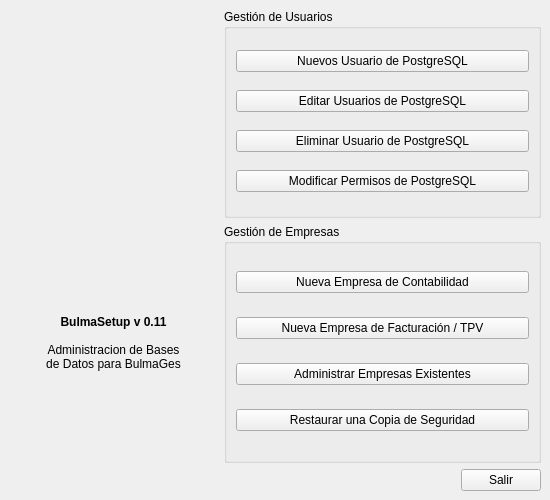
Qt form bulmages/bulmasetup/bulmasetupbase.ui (eboladev/Bulmages-1) before a commit.
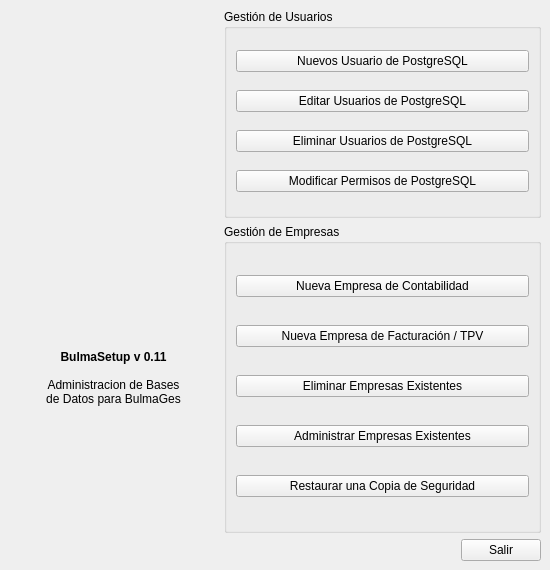
The same form after that commit. Icons and pictures are not drawn.

Commit message: ya está terminada la función de eliminar empresas de bulmasetup, añado el icono y el boton a bulmasetup.

```diff
--- a/bulmages/bulmasetup/bulmasetupbase.ui
+++ b/bulmages/bulmasetup/bulmasetupbase.ui
@@ -7,19 +7,13 @@
     <x>0</x>
     <y>0</y>
     <width>550</width>
-    <height>500</height>
+    <height>570</height>
    </rect>
   </property>
   <property name="minimumSize">
    <size>
     <width>550</width>
-    <height>500</height>
-   </size>
-  </property>
-  <property name="maximumSize">
-   <size>
-    <width>550</width>
-    <height>537</height>
+    <height>570</height>
    </size>
   </property>
   <property name="windowTitle">
@@ -120,7 +114,7 @@
           <enum>Qt::LeftToRight</enum>
          </property>
          <property name="text">
-          <string>Eliminar Usuario de PostgreSQL</string>
+          <string>Eliminar Usuarios de PostgreSQL</string>
          </property>
          <property name="icon">
           <iconset resource="resources.qrc">
@@ -128,8 +122,8 @@
          </property>
          <property name="iconSize">
           <size>
-           <width>32</width>
-           <height>32</height>
+           <width>24</width>
+           <height>24</height>
           </size>
          </property>
         </widget>
@@ -199,8 +193,8 @@
          </property>
          <property name="iconSize">
           <size>
-           <width>48</width>
-           <height>48</height>
+           <width>38</width>
+           <height>38</height>
           </size>
          </property>
         </widget>
@@ -222,13 +216,36 @@
          </property>
          <property name="iconSize">
           <size>
-           <width>48</width>
-           <height>48</height>
+           <width>38</width>
+           <height>38</height>
           </size>
          </property>
         </widget>
        </item>
        <item row="2" column="0">
+        <widget class="QPushButton" name="eliminar_empresa">
+         <property name="focusPolicy">
+          <enum>Qt::NoFocus</enum>
+         </property>
+         <property name="layoutDirection">
+          <enum>Qt::LeftToRight</enum>
+         </property>
+         <property name="text">
+          <string>Eliminar Empresas Existentes</string>
+         </property>
+         <property name="icon">
+          <iconset resource="resources.qrc">
+           <normaloff>:/images/bulmasetup_eliminarempresa.xpm</normaloff>:/images/bulmasetup_eliminarempresa.xpm</iconset>
+         </property>
+         <property name="iconSize">
+          <size>
+           <width>32</width>
+           <height>32</height>
+          </size>
+         </property>
+        </widget>
+       </item>
+       <item row="3" column="0">
         <widget class="QPushButton" name="mui_adminempresas">
          <property name="focusPolicy">
           <enum>Qt::NoFocus</enum>
@@ -245,13 +262,13 @@
          </property>
          <property name="iconSize">
           <size>
-           <width>48</width>
-           <height>48</height>
+           <width>32</width>
+           <height>32</height>
           </size>
          </property>
         </widget>
        </item>
-       <item row="3" column="0">
+       <item row="5" column="0">
         <widget class="QPushButton" name="mui_restbackup">
          <property name="focusPolicy">
           <enum>Qt::NoFocus</enum>
@@ -268,8 +285,8 @@
          </property>
          <property name="iconSize">
           <size>
-           <width>48</width>
-           <height>48</height>
+           <width>32</width>
+           <height>32</height>
           </size>
          </property>
         </widget>
```
Left out of the diff: 12 changed lines with no effect on the pictures. The commit also changes 8 other files.
